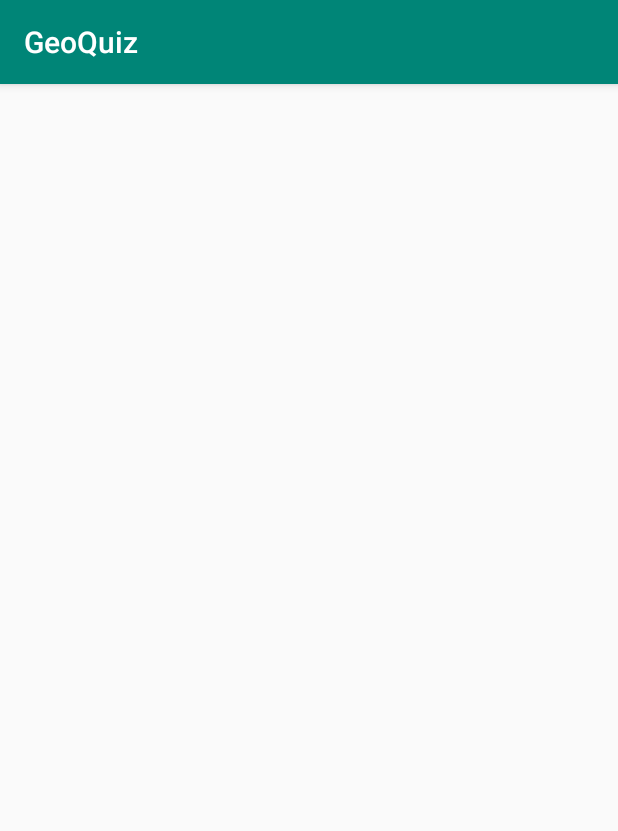
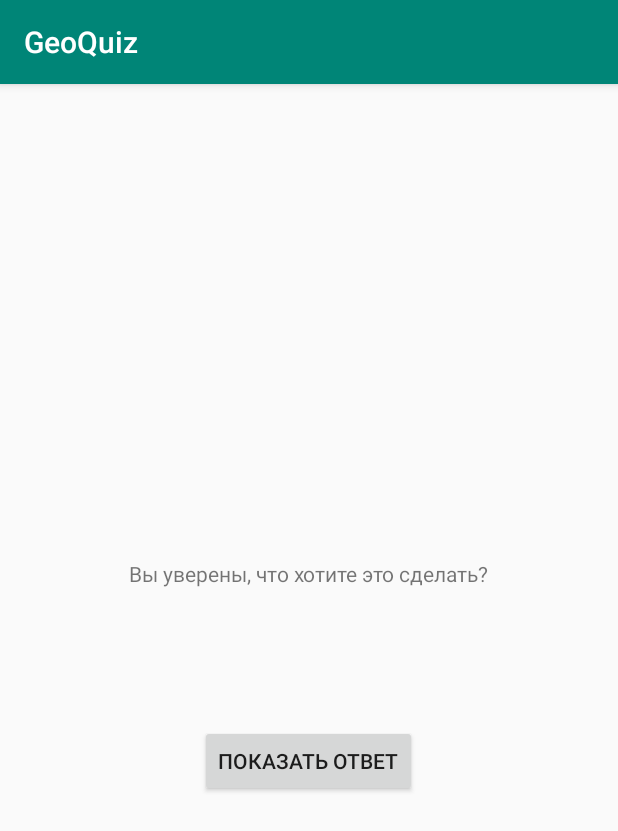
Before and after one commit to abartenev/geoquiz, an Android app: the CheatActivity screen opened directly, with no data from a screen before it, on a phone screen of 412 x 824 dp. Shown: the top 831 px of the screen. Run offline under Robolectric (Android 15) with nearby library versions, the phone set to English and light mode, and no system bars.

Commit message:
Добавил вторую активность, прикрутил проверку на просмотр ответа

```diff
--- a/app/src/main/java/com/example/alexeybartenev/geoquiz/CheatActivity.java
+++ b/app/src/main/java/com/example/alexeybartenev/geoquiz/CheatActivity.java
@@ -1,13 +1,56 @@
 package com.example.alexeybartenev.geoquiz;
 
+import android.content.Context;
+import android.content.Intent;
 import android.support.v7.app.AppCompatActivity;
 import android.os.Bundle;
+import android.view.View;
+import android.widget.Button;
+import android.widget.TextView;
 
 public class CheatActivity extends AppCompatActivity {
+
+    private static final String EXTRA_ANSWER_IS_TRUE = "com.example.alexeybartenev.geoquiz.answer_is_true";
+    private boolean mAnswerIsTrue;
+
+    private TextView mAnswerTextView;
+    private Button mShowAnswerButton;
+
+    private static final String EXTRA_ANSWER_SHOWN = "com.example.alexeybartenev.geoquiz.answer_shown";
 
     @Override
     protected void onCreate(Bundle savedInstanceState) {
         super.onCreate(savedInstanceState);
         setContentView(R.layout.activity_cheat);
+        mAnswerIsTrue = getIntent().getBooleanExtra(EXTRA_ANSWER_IS_TRUE, false);
+        mAnswerTextView = (TextView) findViewById(R.id.answer_text_view);
+        mShowAnswerButton = (Button) findViewById(R.id.show_answer_button);
+        mShowAnswerButton.setOnClickListener(new View.OnClickListener() {
+            @Override
+            public void onClick(View v) {
+                if (mAnswerIsTrue) {
+                    mAnswerTextView.setText(R.string.true_button);
+                } else {
+                    mAnswerTextView.setText(R.string.false_button);
+                }
+                setAnswerShownResult(true);
+            }
+        });
+    }
+
+    private void setAnswerShownResult(boolean b) {
+        Intent data = new Intent();
+        data.putExtra(EXTRA_ANSWER_SHOWN, b);
+        setResult(RESULT_OK, data);
+    }
+
+    public static boolean wasAnswerShown(Intent result) {
+        return result.getBooleanExtra(EXTRA_ANSWER_SHOWN, false);
+    }
+
+    public static final Intent newIntent(Context packageContext, boolean answerIsTrue) {
+        Intent intent = new Intent(packageContext, CheatActivity.class);
+        intent.putExtra(EXTRA_ANSWER_IS_TRUE, answerIsTrue);
+        return intent;
     }
 }
--- a/app/src/main/res/layout/activity_cheat.xml
+++ b/app/src/main/res/layout/activity_cheat.xml
@@ -1,9 +1,26 @@
 <?xml version="1.0" encoding="utf-8"?>
-<android.support.constraint.ConstraintLayout xmlns:android="http://schemas.android.com/apk/res/android"
+<LinearLayout xmlns:android="http://schemas.android.com/apk/res/android"
     xmlns:app="http://schemas.android.com/apk/res-auto"
     xmlns:tools="http://schemas.android.com/tools"
     android:layout_width="match_parent"
     android:layout_height="match_parent"
+    android:orientation="vertical"
+    android:gravity="center"
     tools:context=".CheatActivity">
-
-</android.support.constraint.ConstraintLayout>
+    <TextView
+        android:layout_width="wrap_content"
+        android:layout_height="wrap_content"
+        android:padding="24dp"
+        android:id="@+id/answer_text_view"
+        android:text="@string/warning_text"/>
+    <TextView
+        android:layout_width="wrap_content"
+        android:layout_height="wrap_content"
+        android:padding="24dp"
+        tools:text="Answer"/>
+    <Button
+        android:layout_width="wrap_content"
+        android:layout_height="wrap_content"
+        android:id="@+id/show_answer_button"
+        android:text="@string/show_answer_button"/>
+</LinearLayout>
```
Also changed, not shown: app/src/main/java/com/example/alexeybartenev/geoquiz/Question.java (+11 -1 lines), app/src/main/java/com/example/alexeybartenev/geoquiz/QuizActivity.java (+41 -8 lines), app/src/main/res/layout-land/activity_quiz.xml (added, +45 -0 lines).
